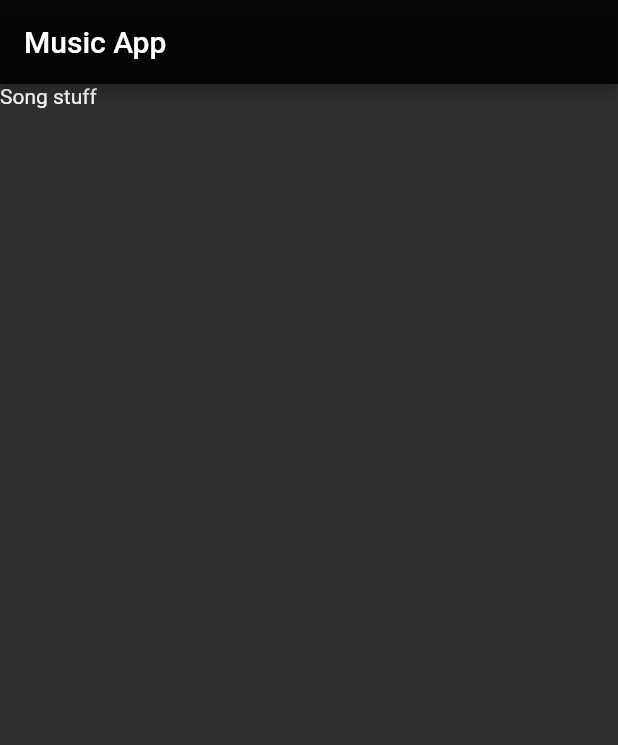
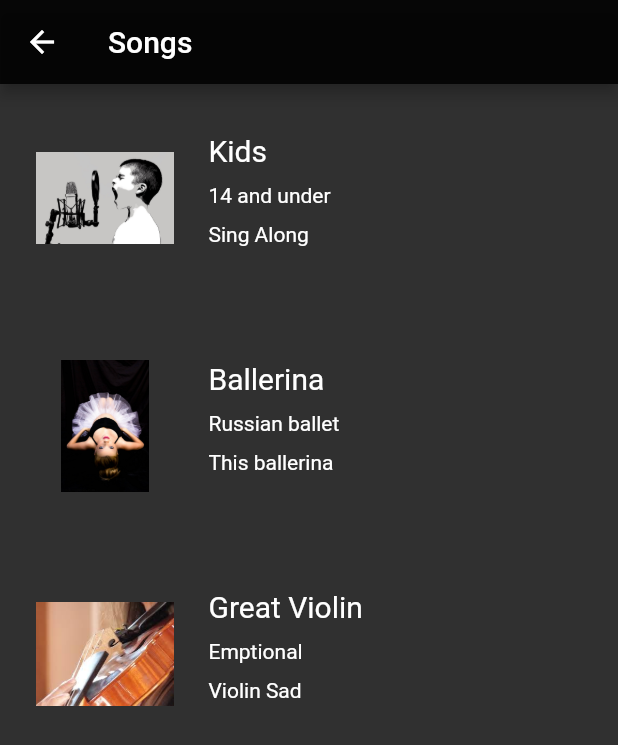
Before and after one commit to tijojose27/flutter_music_app, a Flutter app: the screen it shows after launch, after a tap on "Songs", on a phone screen of 412 x 824 dp. Shown: the top 745 px of the screen. Run offline on Flutter 3.47's test engine with Material 2 defaults, Android fonts, the phone set to English and light mode, and no system bars.

Commit message:
fianl commit initial commit for the flutter music app

```diff
--- a/lib/artist_screen.dart
+++ b/lib/artist_screen.dart
@@ -11,26 +11,36 @@ class ArtistScreen extends StatelessWidget {
         theme: ThemeData(brightness: Brightness.dark),
         home: Scaffold(
           appBar: AppBar(
-            title: Text("Music App"),
+            title: Text("Artists"),
+            leading: IconButton(
+                icon: Icon(Icons.arrow_back),
+                onPressed: () => Navigator.of(context).pop()),
             backgroundColor: Colors.black87,
           ),
-          body: ArtistList(currMusic: currMusic,),
+          body: ArtistList(
+            currMusic: currMusic,
+          ),
         ));
   }
 }
 
-
-class ArtistList extends StatelessWidget{
+class ArtistList extends StatelessWidget {
   ArtistList({this.currMusic});
   List<Music> currMusic;
   @override
   Widget build(BuildContext context) {
     return ListView.builder(
         itemCount: currMusic.length,
-        itemBuilder: (context, position){
-          return Text(currMusic[position].artistName);
-        }
-    );
+        itemBuilder: (context, position) {
+          return Card(
+              child: Padding(
+                  padding: const EdgeInsets.all(20.0),
+                  child: Center(
+                      child: Text(
+                    currMusic[position].artistName,
+                    style:
+                        TextStyle(fontSize: 20.0, fontWeight: FontWeight.bold),
+                  ))));
+        });
   }
-
 }
--- a/lib/main.dart
+++ b/lib/main.dart
@@ -68,7 +68,7 @@ class HomeScreen extends StatelessWidget {
                     onPressed: () {
                       Navigator.push(context,
                         MaterialPageRoute(builder: (context){
-                          return SongsScreen();
+                          return SongsScreen(currMusic: myMusic,);
                         })
                       );
                     },
--- a/lib/songs_screen.dart
+++ b/lib/songs_screen.dart
@@ -1,6 +1,9 @@
 import 'package:flutter/material.dart';
+import 'package:flutter_music_app/data_model/music.dart';
 
 class SongsScreen extends StatelessWidget {
+  SongsScreen({this.currMusic});
+  List<Music> currMusic;
   @override
   Widget build(BuildContext context) {
     return MaterialApp(
@@ -8,10 +11,74 @@ class SongsScreen extends StatelessWidget {
         theme: ThemeData(brightness: Brightness.dark),
         home: Scaffold(
           appBar: AppBar(
-            title: Text("Music App"),
+            leading: IconButton(
+                icon: Icon(Icons.arrow_back),
+                onPressed: () => Navigator.of(context).pop()),
+            title: Text("Songs"),
             backgroundColor: Colors.black87,
           ),
-          body: Text("Song stuff"),
+          body: SongsList(
+            currMusic: currMusic,
+          ),
         ));
   }
 }
+
+class SongsList extends StatelessWidget {
+  SongsList({this.currMusic});
+  List<Music> currMusic;
+  @override
+  Widget build(BuildContext context) {
+    return ListView.builder(
+        itemCount: currMusic.length,
+        itemBuilder: (context, position) {
+          return Container(
+              height: 120.0,
+              margin: const EdgeInsets.symmetric(
+                vertical: 16.0,
+                horizontal: 24.0,
+              ),
+              child: Stack(
+                children: <Widget>[
+                  myCard(currMusic[position]),
+                  myPicture(currMusic[position])
+                ],
+              ));
+        });
+  }
+
+  Widget myCard(Music singleMusic) {
+    return Container(
+      margin: EdgeInsets.fromLTRB(115.0, 13.0, 16.0, 16.0),
+      constraints: BoxConstraints.expand(),
+      child: Column(
+        crossAxisAlignment: CrossAxisAlignment.start,
+        children: <Widget>[
+          Container(height: 4.0),
+          Text(
+            singleMusic.songName,
+            style: TextStyle(fontSize: 20.0),
+          ),
+          Container(height: 10.0),
+          Text(singleMusic.artistName),
+          Container(
+              height: 10.0,
+          ),
+          Text(singleMusic.albumName)
+        ],
+      ),
+    );
+  }
+
+  Widget myPicture(Music singleMusic) {
+    return  Container(
+      margin: EdgeInsets.symmetric(vertical: 16.0),
+      alignment: FractionalOffset.centerLeft,
+      child: Image(
+        image: AssetImage(singleMusic.imageUrl),
+        height: 92.0,
+        width: 92.0,
+      ),
+    );
+  }
+}
```
Also changed, not shown: res/values/strings_en.arb (added).
